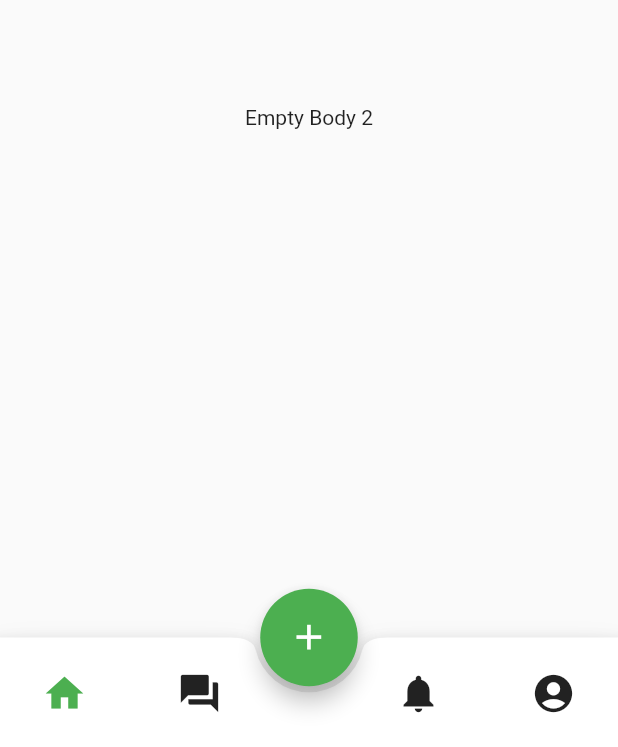
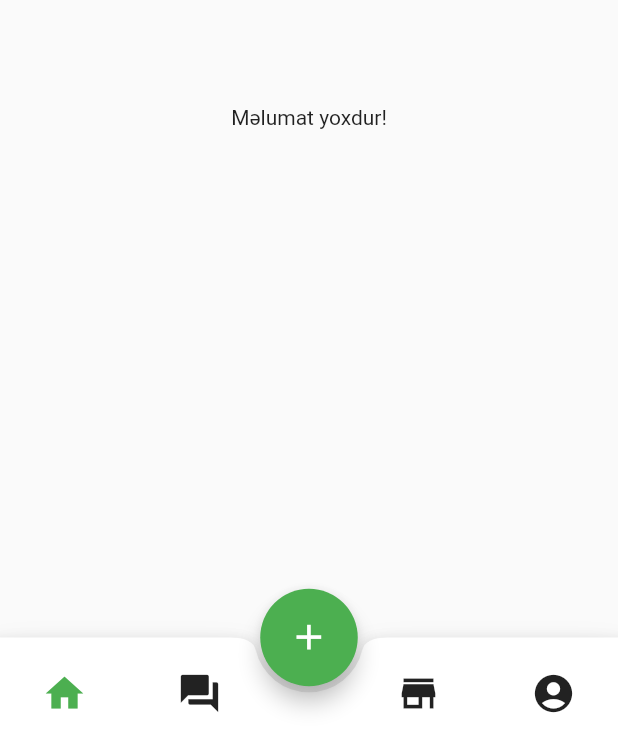
Before and after one commit to Fred0399/agrorammers, a Flutter app: the screen it shows after launch, swiped to page 3, on a phone screen of 412 x 824 dp. Shown: the part 486-1233 px from the top of the screen. Run offline on Flutter 3.47's test engine with Material 2 defaults, Android fonts, the phone set to English and light mode, and no system bars; our stand-ins replace fluttertoast, google_sign_in, rflutter_alert, rxdart.

Commit message:
8.1 commit

```diff
--- a/lib/screens/home_page.dart
+++ b/lib/screens/home_page.dart
@@ -80,11 +80,11 @@ class _LoginPageState extends State<LoginPage> {
               IconButton(
                 iconSize: 30.0,
                 padding: EdgeInsets.only(left: 28.0),
-                icon: Icon(Icons.notifications),
+                icon: Icon(Icons.store),
                 color: (widget.choosedind == 2) ? Colors.green : null,
                 onPressed: () {
                   setState(() {
-                    widget.appBarTitle = "Sahəm";
+                    widget.appBarTitle = "Bazar";
                     widget.choosedind = 2;
                     _myPage.jumpToPage(2);
                   });
@@ -135,7 +135,7 @@ class _LoginPageState extends State<LoginPage> {
                 ),
           Center(
             child: Container(
-              child: Text('Empty Body 2'),
+              child: Text("Məlumat yoxdur!"),
             ),
           ),
           (widget.loggedUser == null)
```
